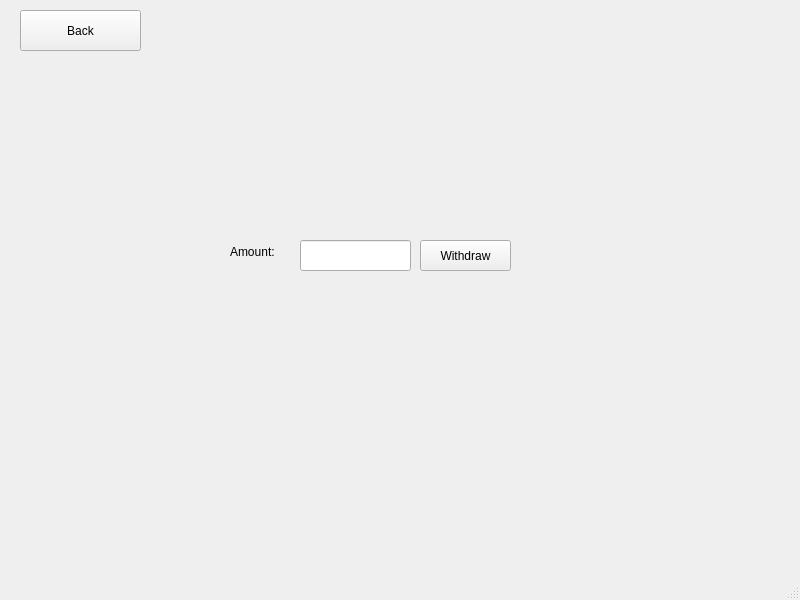
Old version of the form bank-automat/stackedtest.ui in the repository AkseliPolo/ATM-Project.
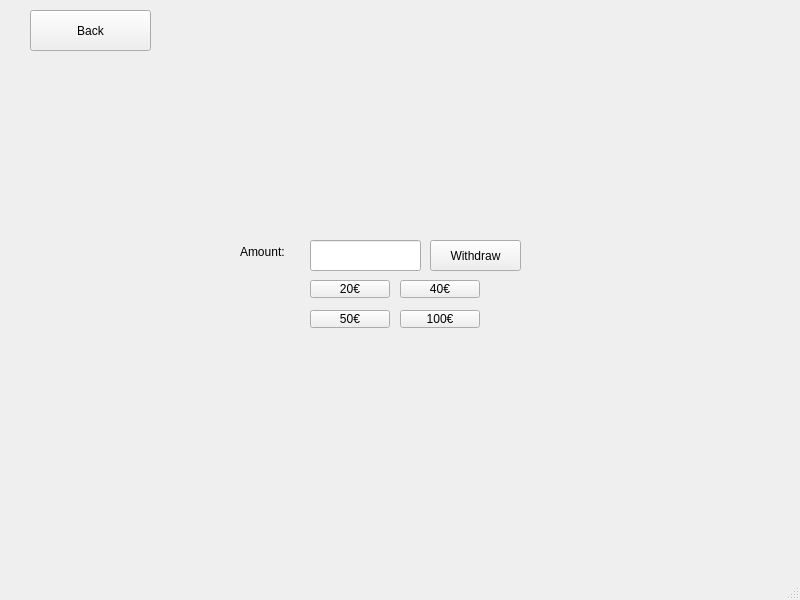
New version of the form. The open tabs and pages were chosen to show the change.

Diff of the .ui file:
```diff
--- a/bank-automat/stackedtest.ui
+++ b/bank-automat/stackedtest.ui
@@ -17,7 +17,7 @@
    <widget class="QStackedWidget" name="stackedWidget">
     <property name="geometry">
      <rect>
-      <x>0</x>
+      <x>10</x>
       <y>0</y>
       <width>801</width>
       <height>561</height>
@@ -130,6 +130,58 @@
        <string>Amount:</string>
       </property>
      </widget>
+     <widget class="QPushButton" name="withdraw_20">
+      <property name="geometry">
+       <rect>
+        <x>300</x>
+        <y>280</y>
+        <width>80</width>
+        <height>18</height>
+       </rect>
+      </property>
+      <property name="text">
+       <string>20€</string>
+      </property>
+     </widget>
+     <widget class="QPushButton" name="withdraw_40">
+      <property name="geometry">
+       <rect>
+        <x>390</x>
+        <y>280</y>
+        <width>80</width>
+        <height>18</height>
+       </rect>
+      </property>
+      <property name="text">
+       <string>40€</string>
+      </property>
+     </widget>
+     <widget class="QPushButton" name="withdraw_50">
+      <property name="geometry">
+       <rect>
+        <x>300</x>
+        <y>310</y>
+        <width>80</width>
+        <height>18</height>
+       </rect>
+      </property>
+      <property name="text">
+       <string>50€</string>
+      </property>
+     </widget>
+     <widget class="QPushButton" name="withdraw_100">
+      <property name="geometry">
+       <rect>
+        <x>390</x>
+        <y>310</y>
+        <width>80</width>
+        <height>18</height>
+       </rect>
+      </property>
+      <property name="text">
+       <string>100€</string>
+      </property>
+     </widget>
     </widget>
     <widget class="QWidget" name="page_2">
      <widget class="QPushButton" name="backButtonBalance">
```
Left out of the diff: 46 changed lines with no effect on the pictures.
